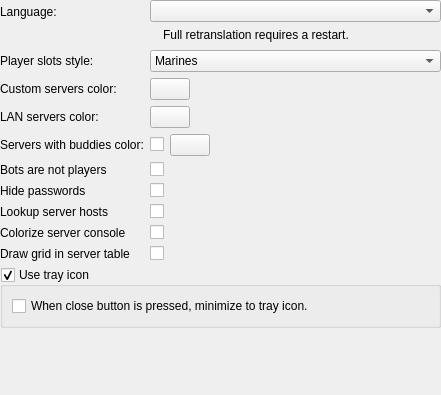
Above: src/core/gui/configuration/cfgappearance.ui from DoomseekerTeam/Doomseeker before the change. Below: the same form after it.
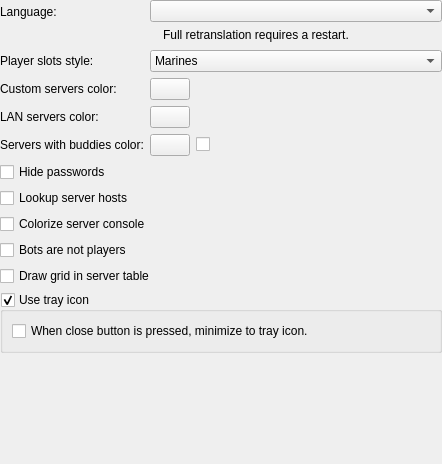
That is the form after the change. Icons and pictures are not drawn. Custom widgets are drawn as their Qt base class.

Commit message:
Stick the labels to the checkboxes in the appearance config
The labels were separate widgets and the actual checkboxes had no
text. When the text belongs to the checkbox, it becomes clickable.

Also, this was the only place in the program that had such
label/checkbox separation.

The edit to the form file:
```diff
--- a/src/core/gui/configuration/cfgappearance.ui
+++ b/src/core/gui/configuration/cfgappearance.ui
@@ -6,8 +6,8 @@
    <rect>
     <x>0</x>
     <y>0</y>
-    <width>441</width>
-    <height>395</height>
+    <width>442</width>
+    <height>464</height>
    </rect>
   </property>
   <layout class="QVBoxLayout" name="verticalLayout">
@@ -168,13 +168,6 @@
      </item>
      <item row="4" column="1">
       <layout class="QHBoxLayout" name="horizontalLayout">
-       <item>
-        <widget class="QCheckBox" name="cbMarkServersWithBuddies">
-         <property name="text">
-          <string/>
-         </property>
-        </widget>
-       </item>
        <item>
         <widget class="ColorButton" name="btnBuddyServersColor">
          <property name="sizePolicy">
@@ -185,6 +178,13 @@
          </property>
         </widget>
        </item>
+       <item>
+        <widget class="QCheckBox" name="cbMarkServersWithBuddies">
+         <property name="text">
+          <string/>
+         </property>
+        </widget>
+       </item>
        <item>
         <spacer name="horizontalSpacer">
          <property name="orientation">
@@ -200,77 +200,42 @@
        </item>
       </layout>
      </item>
-     <item row="5" column="0">
-      <widget class="QLabel" name="label_2">
-       <property name="text">
-        <string>Bots are not players</string>
-       </property>
-      </widget>
-     </item>
-     <item row="5" column="1">
-      <widget class="QCheckBox" name="cbBotsNotPlayers">
-       <property name="text">
-        <string/>
-       </property>
-      </widget>
-     </item>
-     <item row="6" column="0">
-      <widget class="QLabel" name="label">
-       <property name="text">
-        <string>Hide passwords</string>
-       </property>
-      </widget>
-     </item>
-     <item row="6" column="1">
+    </layout>
+   </item>
+   <item>
       <widget class="QCheckBox" name="cbHidePasswords">
        <property name="text">
-        <string/>
+      <string>Hide passwords</string>
        </property>
       </widget>
      </item>
-     <item row="7" column="0">
-      <widget class="QLabel" name="label_3">
-       <property name="text">
-        <string>Lookup server hosts</string>
-       </property>
-      </widget>
-     </item>
-     <item row="7" column="1">
+   <item>
       <widget class="QCheckBox" name="cbLookupHosts">
        <property name="text">
-        <string/>
+      <string>Lookup server hosts</string>
        </property>
       </widget>
      </item>
-     <item row="8" column="0">
-      <widget class="QLabel" name="label_7">
-       <property name="text">
-        <string>Colorize server console</string>
-       </property>
-      </widget>
-     </item>
-     <item row="8" column="1">
+   <item>
       <widget class="QCheckBox" name="cbColorizeConsole">
        <property name="text">
-        <string/>
+      <string>Colorize server console</string>
        </property>
       </widget>
      </item>
-     <item row="9" column="0">
-      <widget class="QLabel" name="label_8">
+   <item>
+    <widget class="QCheckBox" name="cbBotsNotPlayers">
        <property name="text">
-        <string>Draw grid in server table</string>
+      <string>Bots are not players</string>
        </property>
       </widget>
      </item>
-     <item row="9" column="1">
+   <item>
       <widget class="QCheckBox" name="cbDrawGridInServerTable">
        <property name="text">
-        <string/>
-       </property>
-      </widget>
-     </item>
-    </layout>
+      <string>Draw grid in server table</string>
+     </property>
+    </widget>
    </item>
    <item>
     <widget class="QGroupBox" name="gboUseTrayIcon">
```
Lines whose indentation alone changed are shown as unchanged. The commit also changes 1 other file.
